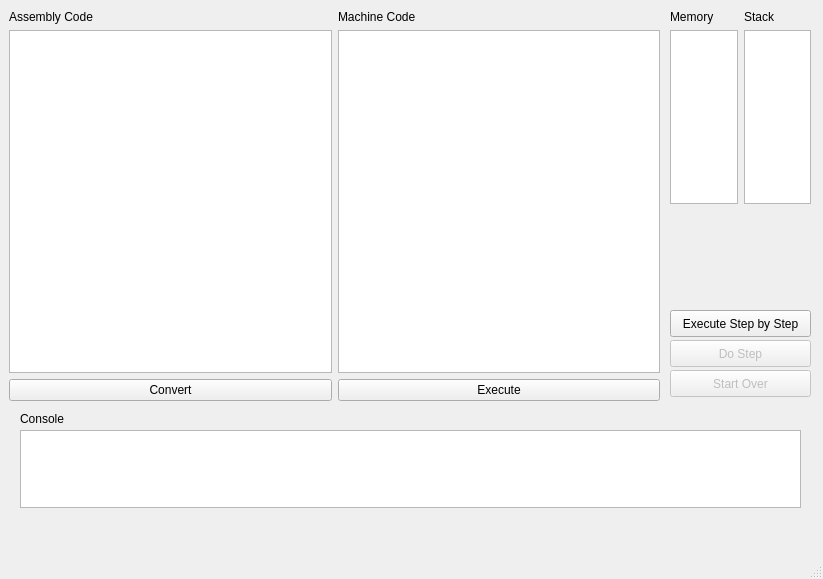
Qt form assemBer.ui (shantanaBernados/CMSC_124_MP1) before a commit.
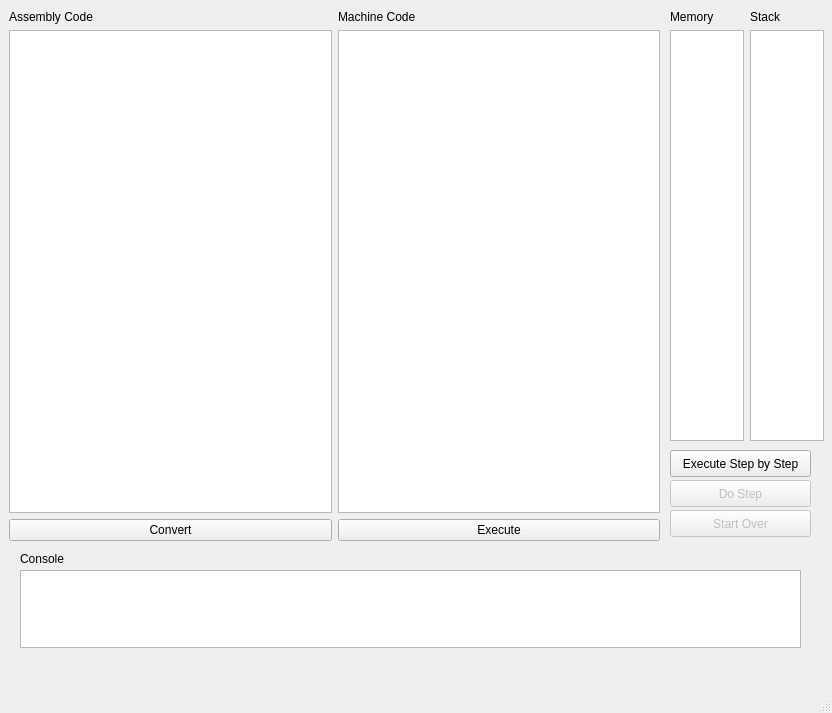
The same form after that commit.

```diff
--- a/assemBer.ui
+++ b/assemBer.ui
@@ -6,8 +6,8 @@
    <rect>
     <x>0</x>
     <y>0</y>
-    <width>823</width>
-    <height>579</height>
+    <width>832</width>
+    <height>713</height>
    </rect>
   </property>
   <property name="windowTitle">
@@ -18,7 +18,7 @@
     <property name="geometry">
      <rect>
       <x>20</x>
-      <y>430</y>
+      <y>570</y>
       <width>781</width>
       <height>78</height>
      </rect>
@@ -28,7 +28,7 @@
     <property name="geometry">
      <rect>
       <x>20</x>
-      <y>410</y>
+      <y>550</y>
       <width>66</width>
       <height>17</height>
      </rect>
@@ -43,7 +43,7 @@
       <x>9</x>
       <y>10</y>
       <width>651</width>
-      <height>391</height>
+      <height>531</height>
      </rect>
     </property>
     <layout class="QGridLayout" name="gridLayout">
@@ -88,14 +88,11 @@
      <rect>
       <x>670</x>
       <y>10</y>
-      <width>141</width>
-      <height>194</height>
+      <width>154</width>
+      <height>431</height>
      </rect>
     </property>
     <layout class="QGridLayout" name="gridLayout_2">
-     <item row="2" column="1">
-      <widget class="QListView" name="stacklist"/>
-     </item>
      <item row="0" column="0">
       <widget class="QLabel" name="memlabel">
        <property name="text">
@@ -113,13 +110,16 @@
      <item row="2" column="0">
       <widget class="QListWidget" name="memlist"/>
      </item>
+     <item row="2" column="1">
+      <widget class="QListWidget" name="stacklist"/>
+     </item>
     </layout>
    </widget>
    <widget class="QPushButton" name="executestepbtn">
     <property name="geometry">
      <rect>
       <x>670</x>
-      <y>310</y>
+      <y>450</y>
       <width>141</width>
       <height>27</height>
      </rect>
@@ -135,7 +135,7 @@
     <property name="geometry">
      <rect>
       <x>670</x>
-      <y>370</y>
+      <y>510</y>
       <width>141</width>
       <height>27</height>
      </rect>
@@ -154,7 +154,7 @@
     <property name="geometry">
      <rect>
       <x>670</x>
-      <y>340</y>
+      <y>480</y>
       <width>141</width>
       <height>27</height>
      </rect>
```
Left out of the diff: 4 changed lines with no effect on the pictures.
